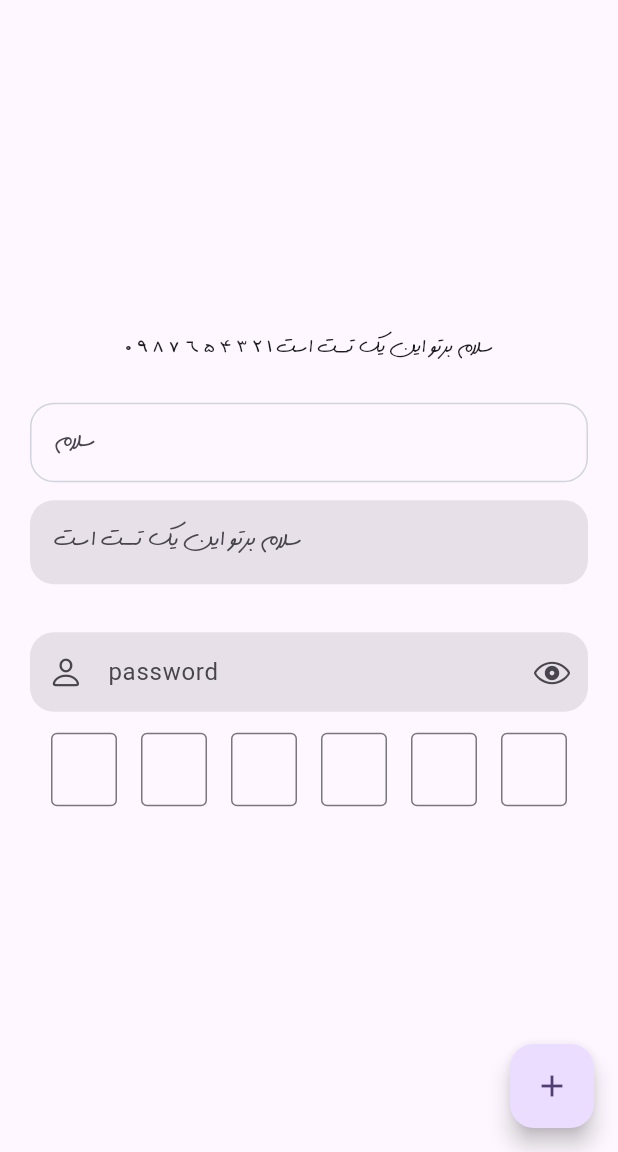
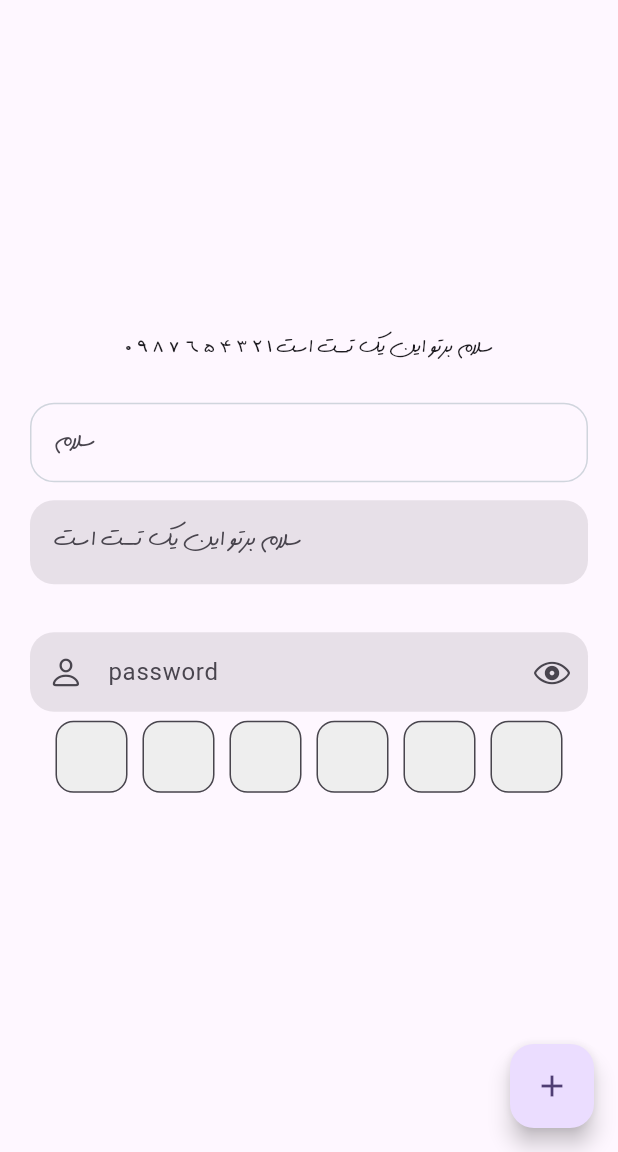
Before and after one commit to mes71/m_kit, a Flutter app: the screen it shows after launch, on a phone screen of 412 x 824 dp, the part 84-1236 px from its top. Run offline on Flutter 3.47's test engine with Material 3 defaults, Android fonts, the phone set to English and light mode, and no system bars.

Commit message:
fix  :  otp code ui

```diff
--- a/lib/src/widget/common/m_color.dart
+++ b/lib/src/common/m_color.dart
@@ -5,4 +5,7 @@ class MColor {
   static const Color borderError = Color(0xFFFECDC9);
   static const Color textPrimaryColorLight = Color(0xff353535);
   static const Color textPrimaryColorDark = Color(0xffFFFFFF);
+
+  static Color bgTextFiled = Colors.grey.shade200;
+  static Color bgTextFiledBorder = Colors.grey.shade400;
 }
--- a/lib/src/widget/common/m_text_style.dart
+++ b/lib/src/common/m_text_style.dart
@@ -1,5 +1,6 @@
-import 'package:MKit/src/widget/common/m_color.dart';
 import 'package:flutter/material.dart';
+
+import 'm_color.dart';
 
 class MTextStyle {
   MTextStyle._();
--- /dev/null
+++ b/lib/src/utils/color_utils.dart
@@ -0,0 +1,8 @@
+import 'package:flutter/material.dart';
+
+Color hexToColor(String hexString) {
+  final buffer = StringBuffer();
+  if (hexString.length == 6 || hexString.length == 7) buffer.write('FF');
+  buffer.write(hexString.replaceFirst('#', ''));
+  return Color(int.parse(buffer.toString(), radix: 16));
+}
--- a/lib/src/widget/otp/m_otp.dart
+++ b/lib/src/widget/otp/m_otp.dart
@@ -1,14 +1,30 @@
+import 'package:MKit/src/common/m_color.dart';
 import 'package:flutter/material.dart';
 
 class MOtp extends StatefulWidget {
-  const MOtp({
-    super.key,
-    this.length = 6,
-    required this.onCompleted,
-  });
+  MOtp(
+      {super.key,
+      this.length = 6,
+      required this.onCompleted,
+      this.width,
+      this.height,
+      this.separator,
+      this.textStyle,
+      this.filled,
+      this.filledColor,
+      this.borderSideWidth,
+      this.borderSideColor});
 
   final int length;
   final void Function(String) onCompleted;
+  Color? borderSideColor;
+  int? borderSideWidth;
+  int? separator;
+  int? width;
+  int? height;
+  TextStyle? textStyle;
+  bool? filled;
+  Color? filledColor;
 
   @override
   State<MOtp> createState() => _MOtpState();
@@ -28,24 +44,35 @@ class _MOtpState extends State<MOtp> {
   @override
   Widget build(BuildContext context) {
     return SizedBox(
-      height: 65,
-      child: ListView.builder(
+      height: (widget.height ?? 55) + 10,
+      child: ListView.separated(
           itemCount: widget.length,
           shrinkWrap: true,
           scrollDirection: Axis.horizontal,
-          itemBuilder: (BuildContext context, int index) => Container(
-                padding: const EdgeInsets.all(8),
-                width: 60,
-                height: 60,
+          separatorBuilder: (BuildContext context, int index) => SizedBox(
+                width: widget.separator?.toDouble() ?? 10,
+              ),
+          itemBuilder: (BuildContext context, int index) => SizedBox(
+                width: widget.width?.toDouble() ?? 48,
+                height: widget.height?.toDouble() ?? 48,
                 child: TextField(
                   focusNode: _focusNodes[index],
                   keyboardType: TextInputType.number,
                   maxLength: 1,
                   textAlign: TextAlign.center,
-                  style: const TextStyle(fontSize: 18),
-                  decoration: const InputDecoration(
-                    counterText: "", // Hides the maxLength counter
-                    border: OutlineInputBorder(),
+                  textAlignVertical: TextAlignVertical.center,
+                  style: widget.textStyle ?? const TextStyle(fontSize: 18),
+                  decoration: InputDecoration(
+                    filled: widget.filled ?? true,
+                    fillColor: widget.filledColor ?? MColor.bgTextFiled,
+                    contentPadding: const EdgeInsets.all(2),
+                    counterText: "",
+                    border: OutlineInputBorder(
+                        borderRadius: BorderRadius.circular(12),
+                        borderSide: BorderSide(
+                            color: widget.borderSideColor ??
+                                MColor.bgTextFiledBorder,
+                            width: widget.borderSideWidth?.toDouble() ?? 1.0)),
                   ),
                   onChanged: (value) => _onChanged(index, value),
                 ),
--- a/lib/src/widget/text_input/m_text_input.dart
+++ b/lib/src/widget/text_input/m_text_input.dart
@@ -1,5 +1,5 @@
-import 'package:MKit/src/widget/common/m_color.dart';
-import 'package:MKit/src/widget/common/m_text_style.dart';
+import 'package:MKit/src/common/m_color.dart';
+import 'package:MKit/src/common/m_text_style.dart';
 import 'package:flutter/cupertino.dart';
 import 'package:flutter/material.dart';
 
```
